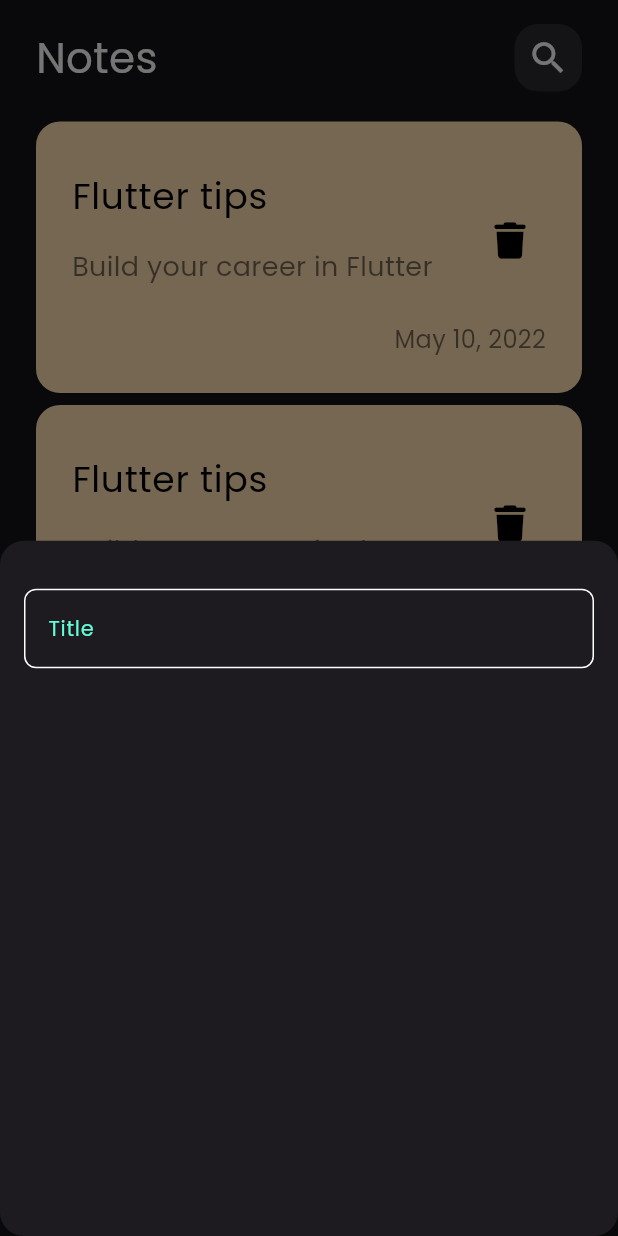
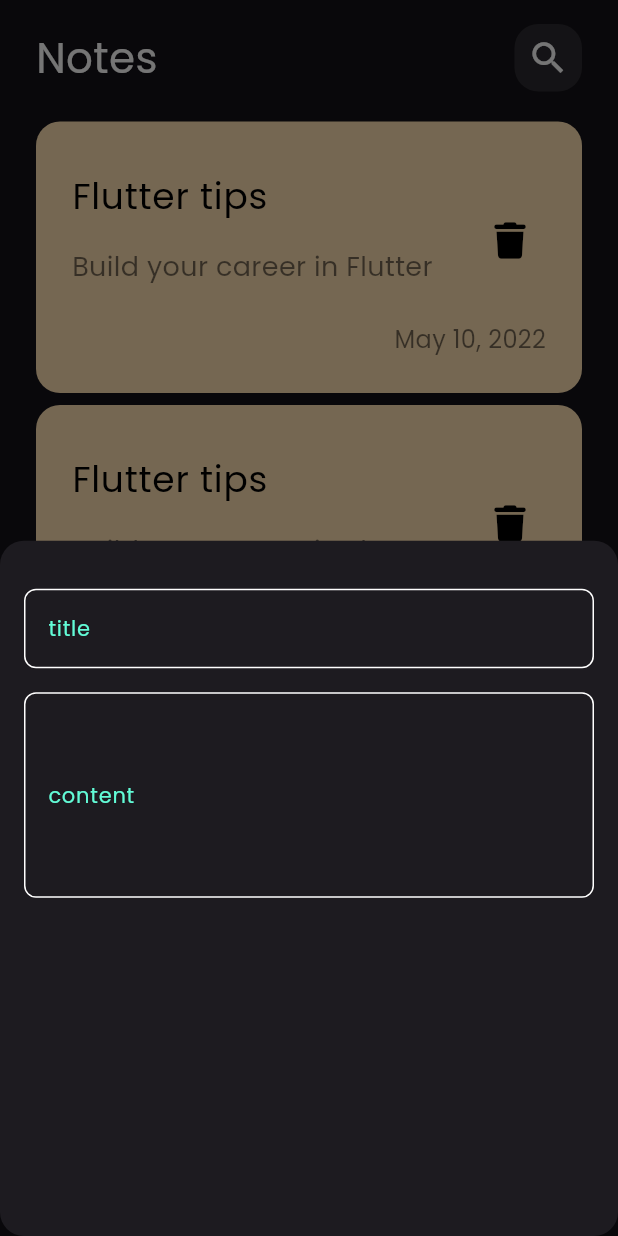
Before and after one commit to mohamed-eid-f/notes, a Flutter app: the screen it shows after launch, after a tap on the "add" icon, on a phone screen of 412 x 824 dp. Run offline on Flutter 3.47's test engine with Material 3 defaults, Android fonts, the phone set to English and light mode, and no system bars; our stand-ins replace font_awesome_flutter.

Commit message:
customized textfield and add field to bottomsheet

```diff
--- a/lib/widgets/add_note_bottom_sheet.dart
+++ b/lib/widgets/add_note_bottom_sheet.dart
@@ -13,7 +13,12 @@ class AddNoteBottomSheet extends StatelessWidget {
       padding: EdgeInsets.symmetric(vertical: 32.0, horizontal: 16.0),
       child: Column(
         children: [
-          CustomTextField(),
+          CustomTextField(title: 'title'),
+          SizedBox(height: 16.0),
+          CustomTextField(
+            title: 'content',
+            maxLines: 5,
+          ),
         ],
       ),
     );
--- a/lib/widgets/custom_text_field.dart
+++ b/lib/widgets/custom_text_field.dart
@@ -5,14 +5,19 @@ import '../core/theme/constants.dart';
 class CustomTextField extends StatelessWidget {
   const CustomTextField({
     super.key,
+    required this.title,
+    this.maxLines = 1,
   });
+  final String title;
+  final int maxLines;
 
   @override
   Widget build(BuildContext context) {
     return TextField(
       cursorColor: kPrimaryColor,
+      maxLines: maxLines,
       decoration: InputDecoration(
-        labelText: "Title",
+        labelText: title,
         labelStyle: const TextStyle(color: kPrimaryColor),
         border: _buildBorder(),
         enabledBorder: _buildBorder(),
```
